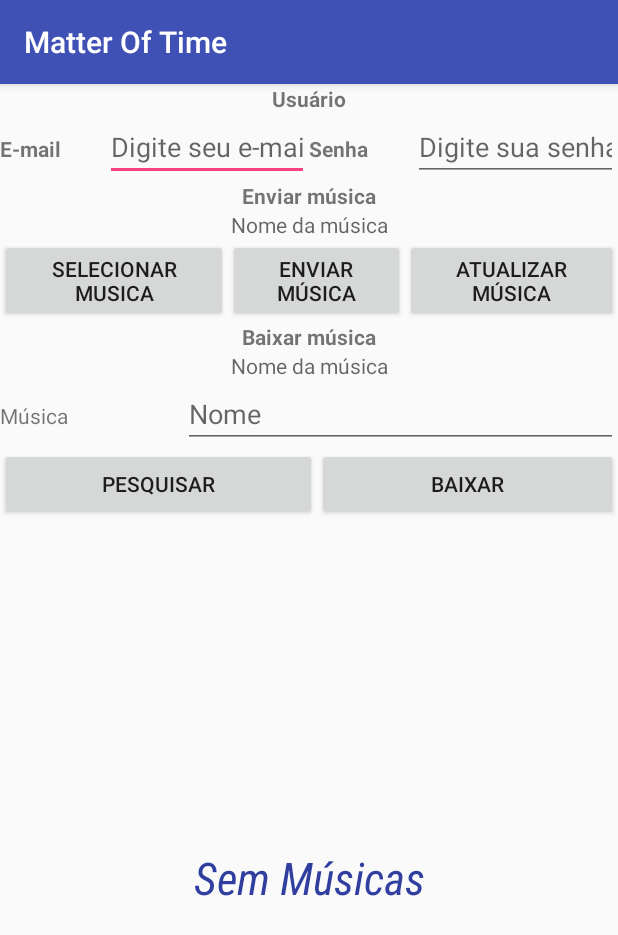
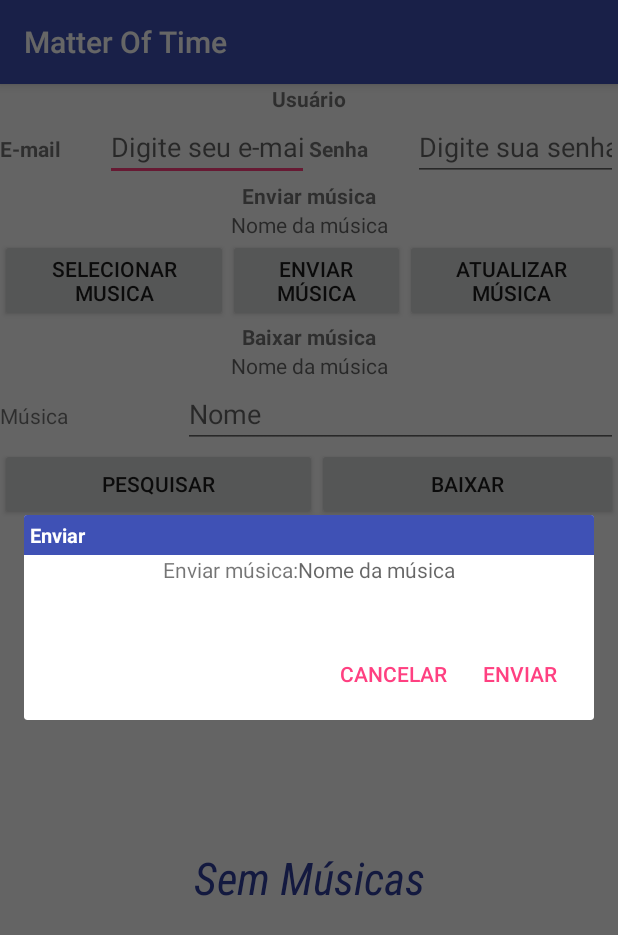
Before and after one commit to deniwerikmartins/Matter_Of_Time, an Android app: the fragment UserAreaFragment shown on its own in the app's theme, after a tap on "ENVIAR MÚSICA", on a phone screen of 412 x 824 dp. Shown: the top 935 px of the screen. Run offline under Robolectric (Android 15) with nearby library versions, the phone set to English and light mode, and no system bars; our stand-ins replace ButterKnife, Dagger/Hilt's generated code; libraries missing offline, so code that uses them is left out: com.squareup.otto, io.realm, io.realm.annotations; 6 statements that could not run were skipped.

Commit message:
criação da area do usuario - completar presenter, fragment, repository, contract e pacote UploadMusic

```diff
--- a/app/build.gradle
+++ b/app/build.gradle
@@ -40,8 +40,8 @@ dependencies {
     compile 'com.google.code.gson:gson:2.6.2'
     compile 'com.android.support:support-v4:25.3.1'
     compile 'com.android.support:recyclerview-v7:25.3.1'
+    compile 'com.squareup:otto:1.3.8'
     testCompile 'junit:junit:4.12'
     annotationProcessor 'com.google.dagger:dagger-compiler:2.9'
     annotationProcessor 'com.jakewharton:butterknife-compiler:8.5.1'
-    compile 'com.squareup:otto:1.3.8'
 }
--- a/app/src/main/java/br/com/matteroftime/core/dagger/AppComponent.java
+++ b/app/src/main/java/br/com/matteroftime/core/dagger/AppComponent.java
@@ -7,6 +7,7 @@ import br.com.matteroftime.ui.addMusic.AddMusicPresenter;
 import br.com.matteroftime.ui.edit.EditPresenter;
 import br.com.matteroftime.ui.play.PlayPresenter;
 import br.com.matteroftime.ui.selectMusic.SelectMusicPresenter;
+import br.com.matteroftime.ui.uploadMusic.UploadMusicPresenter;
 import br.com.matteroftime.ui.userArea.UserAreaPresenter;
 import dagger.Component;
 
@@ -27,4 +28,6 @@ public interface AppComponent {
     void inject(EditPresenter editPresenter);
     void inject(UserAreaPresenter userAreaPresenter);
     void inject(SelectMusicPresenter selectMusicPresenter);
+
+    void inject(UploadMusicPresenter uploadMusicPresenter);
 }
--- a/app/src/main/java/br/com/matteroftime/core/dagger/PersistenceModule.java
+++ b/app/src/main/java/br/com/matteroftime/core/dagger/PersistenceModule.java
@@ -4,9 +4,11 @@ import android.content.Context;
 
 import br.com.matteroftime.data.realm.EditRepository;
 import br.com.matteroftime.data.realm.PlayRepository;
+import br.com.matteroftime.data.realm.UploadMusicRepository;
 import br.com.matteroftime.data.realm.UserAreaRepository;
 import br.com.matteroftime.ui.edit.EditContract;
 import br.com.matteroftime.ui.play.PlayContract;
+import br.com.matteroftime.ui.uploadMusic.UploadMusicContract;
 import br.com.matteroftime.ui.userArea.UserAreaContract;
 import dagger.Module;
 import dagger.Provides;
@@ -31,4 +33,9 @@ public class PersistenceModule {
     public UserAreaContract.Repository providesUserAreaRepository(Context context){
         return new UserAreaRepository();
     }
+
+    @Provides
+    public UploadMusicContract.Repository providesUploadMusicRepository(Context context){
+        return new UploadMusicRepository();
+    }
 }
--- a/app/src/main/java/br/com/matteroftime/data/realm/UserAreaRepository.java
+++ b/app/src/main/java/br/com/matteroftime/data/realm/UserAreaRepository.java
@@ -14,8 +14,6 @@ import io.realm.RealmResults;
  */
 
 public class UserAreaRepository implements UserAreaContract.Repository {
-
-
 
     @Override
     public List<Musica> getAllMusics() {
--- /dev/null
+++ b/app/src/main/java/br/com/matteroftime/ui/uploadMusic/UploadMusicContract.java
@@ -0,0 +1,28 @@
+package br.com.matteroftime.ui.uploadMusic;
+
+import br.com.matteroftime.models.Musica;
+
+/**
+ * Created by RedBlood on 23/04/2017.
+ */
+
+public interface UploadMusicContract {
+
+    interface View{
+
+    }
+
+    interface Action{
+
+        void checkStatus(long id);
+        Musica getMusica(long id);
+
+    }
+
+    interface Repository{
+
+        Musica getMusicById(long id);
+
+
+    }
+}
--- /dev/null
+++ b/app/src/main/java/br/com/matteroftime/ui/uploadMusic/UploadMusicFragment.java
@@ -0,0 +1,134 @@
+package br.com.matteroftime.ui.uploadMusic;
+
+
+import android.app.AlertDialog;
+import android.app.Dialog;
+import android.app.DialogFragment;
+import android.content.DialogInterface;
+import android.content.SharedPreferences;
+import android.os.Bundle;
+import android.preference.PreferenceManager;
+import android.support.v4.app.Fragment;
+import android.view.LayoutInflater;
+import android.view.View;
+import android.view.ViewGroup;
+import android.widget.Button;
+import android.widget.TextView;
+
+import br.com.matteroftime.R;
+import br.com.matteroftime.models.Musica;
+import br.com.matteroftime.ui.userArea.UserAreaFragment;
+import br.com.matteroftime.util.Constants;
+import butterknife.BindView;
+import butterknife.ButterKnife;
+
+/**
+ * A simple {@link Fragment} subclass.
+ */
+public class UploadMusicFragment extends DialogFragment implements UploadMusicContract.View{
+
+
+    private View view;
+    private UploadMusicContract.Action presenter;
+    private Musica musica;
+
+    private SharedPreferences sharedPreferences;
+
+    @BindView(R.id.txtNomeMusicaEnvio) TextView nomeMusicaEnvio;
+
+
+    public UploadMusicFragment() {
+        // Required empty public constructor
+    }
+
+    public static UploadMusicFragment newInstance(long id){
+        UploadMusicFragment fragment = new UploadMusicFragment();
+        if (id > 0){
+            Bundle args = new Bundle();
+            args.putLong(Constants.COLUMN_ID, id);
+            fragment.setArguments(args);
+        }
+        return fragment;
+    }
+
+    @Override
+    public void onCreate(Bundle savedInstanceState) {
+        super.onCreate(savedInstanceState);
+        presenter = new UploadMusicPresenter(this);
+    }
+
+    @Override
+    public Dialog onCreateDialog(Bundle savedInstanceState) {
+        AlertDialog.Builder dialogFragment = new AlertDialog.Builder(getActivity());
+
+        if (savedInstanceState == null) {
+            LayoutInflater inflater = getActivity().getLayoutInflater();
+
+            View rootView = inflater.inflate(R.layout.fragment_upload_music, null);
+            dialogFragment.setView(rootView);
+            ButterKnife.bind(this, rootView);
+
+            if (getArguments() != null && getArguments().containsKey(Constants.COLUMN_ID)) {
+                presenter.checkStatus(getArguments().getLong(Constants.COLUMN_ID));
+            }
+
+            View titleView = inflater.inflate(R.layout.dialog_title, null);
+            TextView titleText = (TextView)titleView.findViewById(R.id.txt_view_dialog_title);
+            titleText.setText(R.string.enviar);
+            dialogFragment.setCustomTitle(titleView);
+
+            dialogFragment.setPositiveButton(R.string.enviar, new DialogInterface.OnClickListener() {
+                @Override
+                public void onClick(DialogInterface dialog, int which) {
+                    dialog.dismiss();
+                }
+            });
+            dialogFragment.setNegativeButton(R.string.cancelar, new DialogInterface.OnClickListener() {
+                @Override
+                public void onClick(DialogInterface dialog, int which) {
+                    dialog.dismiss();
+                }
+            });
+
+        }
+
+        sharedPreferences = PreferenceManager.getDefaultSharedPreferences(getActivity().getBaseContext());
+        SharedPreferences.Editor editor = sharedPreferences.edit();
+        long id = sharedPreferences.getLong(Constants.ID_MUSICA, 0);
+        if (id > 0){
+            musica = presenter.getMusica(id);
+            nomeMusicaEnvio.setText(musica.getNome());
+        }
+
+
+
+        return dialogFragment.create();
+    }
+
+    @Override
+    public void onStart() {
+        super.onStart();
+        AlertDialog d = (AlertDialog)getDialog();
+
+        if (d != null){
+            Button positiveButton = (Button)d.getButton(Dialog.BUTTON_POSITIVE);
+            positiveButton.setOnClickListener(new View.OnClickListener() {
+                @Override
+                public void onClick(View v) {
+                  //pegar no shared preferences e mandar para o banco
+                        dismiss();
+                }
+            });
+
+            Button negativeButton = (Button)d.getButton(DialogInterface.BUTTON_NEGATIVE);
+            negativeButton.setOnClickListener(new View.OnClickListener() {
+                @Override
+                public void onClick(View v) {
+                    musica = null;
+                    dismiss();
+                }
+            });
+        }
+    }
+
+}
--- /dev/null
+++ b/app/src/main/java/br/com/matteroftime/ui/uploadMusic/UploadMusicPresenter.java
@@ -0,0 +1,52 @@
+package br.com.matteroftime.ui.uploadMusic;
+
+import com.squareup.otto.Bus;
+
+import javax.inject.Inject;
+
+import br.com.matteroftime.core.MatterOfTimeApplication;
+import br.com.matteroftime.core.listeners.OnDatabaseOperationCompleteListener;
+import br.com.matteroftime.models.Musica;
+
+/**
+ * Created by RedBlood on 23/04/2017.
+ */
+
+public class UploadMusicPresenter implements UploadMusicContract.Action, OnDatabaseOperationCompleteListener{
+
+    private final UploadMusicContract.View view;
+    private long musicaId = 0;
+    @Inject UploadMusicContract.Repository repository;
+    @Inject Bus bus;
+    private Musica musica;
+
+    public UploadMusicPresenter(UploadMusicContract.View view) {
+        this.view = view;
+        MatterOfTimeApplication.getInstance().getAppComponent().inject(this);
+        bus.register(this);
+    }
+
+    @Override
+    public void checkStatus(long id) {
+        if (id > 0) {
+            if (repository.getMusicById(id) != null){
+                musicaId = id;
+            }
+        }
+    }
+
+    @Override
+    public Musica getMusica(long id) {
+        return repository.getMusicById(id);
+    }
+
+    @Override
+    public void onSQLOperationFailed(String error) {
+
+    }
+
+    @Override
+    public void onSQLOperationSucceded(String message) {
+
+    }
+}
--- a/app/src/main/java/br/com/matteroftime/ui/userArea/UserAreaContract.java
+++ b/app/src/main/java/br/com/matteroftime/ui/userArea/UserAreaContract.java
@@ -22,7 +22,7 @@ public interface UserAreaContract {
         void showMessage(String message);
 
 
-        void recebeMusica(Musica musica);
+
     }
 
     public interface Actions{
@@ -34,7 +34,7 @@ public interface UserAreaContract {
         void enviaMusica(Musica musica);
         void atualizaMusica(Musica musica);
         void deletaMusica(Musica musica);
-        void recebeMusica(Musica musica);
+
     }
 
     public interface Repository{
--- a/app/src/main/java/br/com/matteroftime/ui/userArea/UserAreaFragment.java
+++ b/app/src/main/java/br/com/matteroftime/ui/userArea/UserAreaFragment.java
@@ -3,7 +3,9 @@ package br.com.matteroftime.ui.userArea;
 import android.app.Dialog;
 import android.content.DialogInterface;
 import android.app.DialogFragment;
+import android.content.SharedPreferences;
 import android.os.Bundle;
+import android.preference.PreferenceManager;
 import android.support.design.widget.Snackbar;
 import android.support.v4.app.Fragment;
 import android.support.v7.app.AlertDialog;
@@ -25,6 +27,8 @@ import br.com.matteroftime.R;
 import br.com.matteroftime.core.listeners.OnMusicSelectedListener;
 import br.com.matteroftime.models.Musica;
 import br.com.matteroftime.ui.selectMusic.SelectMusicDialogFragment;
+import br.com.matteroftime.ui.uploadMusic.UploadMusicFragment;
+import br.com.matteroftime.util.Constants;
 import butterknife.BindView;
 import butterknife.ButterKnife;
 import butterknife.OnClick;
@@ -39,7 +43,10 @@ public class UserAreaFragment extends Fragment implements UserAreaContract.View,
     private UserAreaAdapter adapter;
     private UserAreaContract.Actions presenter;
     private SelectMusicDialogFragment selectMusicDialogFragment;
-    private Musica musica;
+    private UploadMusicFragment uploadMusicFragment;
+    private Musica musicaUpload;
+    private Musica musicaDownload;
+
 
     @BindView(R.id.user_area_recycler_view) RecyclerView userAreaRecyclerView;
     @BindView(R.id.edtEmail) EditText email;
@@ -70,7 +77,8 @@ public class UserAreaFragment extends Fragment implements UserAreaContract.View,
                              Bundle savedInstanceState) {
         // Inflate the layout for this fragment
         view = inflater.inflate(R.layout.fragment_user_area, container,false);
-        musica = new Musica();
+        musicaUpload = new Musica();
+        musicaDownload = new Musica();
         ButterKnife.bind(this, view);
         presenter = new UserAreaPresenter(this);
 
@@ -93,8 +101,8 @@ public class UserAreaFragment extends Fragment implements UserAreaContract.View,
 
     @Override
     public void onSelectMusic(Musica musicaSelecionada) {
-        musica = musicaSelecionada;
-        musicaBaixar.setText(musicaSelecionada.getNome());
+        /*musica = musicaSelecionada;
+        musicaBaixar.setText(musicaSelecionada.getNome());*/
     }
 
     @Override
@@ -126,13 +134,7 @@ public class UserAreaFragment extends Fragment implements UserAreaContract.View,
         showToastMessage(message);
     }
 
-    @Override
-    public void recebeMusica(Musica musica) {
-        this.musica = musica;
-        Toast.makeText(getContext(), musica.getNome(), Toast.LENGTH_LONG);
-        musicaEnvio.setText(musica.getNome());
 
-    }
 
     private void showToastMessage(String message) {
         Snackbar.make(view.getRootView(), message, Snackbar.LENGTH_SHORT).show();
@@ -141,14 +143,17 @@ public class UserAreaFragment extends Fragment implements UserAreaContract.View,
     @OnClick(R.id.btnSelecionarMusica)
     public void showSelectMusicDialog(View view){
         selectMusicDialogFragment = SelectMusicDialogFragment.newInstance(0);
+        //selectMusicDialogFragment.dismiss();
         selectMusicDialogFragment.show(getActivity().getFragmentManager(), "Dialog");
-        // musica = ?
+        //selectMusicDialogFragment.getArguments();
+    }
 
-    }
+
 
     @OnClick(R.id.btnEnviarMusica)
     public void enviarMusica(View view){
-
+        uploadMusicFragment = UploadMusicFragment.newInstance(0);
+        uploadMusicFragment.show(getActivity().getFragmentManager(), "Dialog");
     }
 
     @OnClick(R.id.btnAtualizarMusica)
--- a/app/src/main/java/br/com/matteroftime/ui/userArea/UserAreaPresenter.java
+++ b/app/src/main/java/br/com/matteroftime/ui/userArea/UserAreaPresenter.java
@@ -69,11 +69,6 @@ public class UserAreaPresenter implements UserAreaContract.Actions, OnDatabaseOp
     }
 
     @Override
-    public void recebeMusica(Musica musica) {
-        view.recebeMusica(musica);
-    }
-
-    @Override
     public void atualizaMusica(Musica musica) {
         repository.atualizaMusica(musica,this);
     }
--- a/app/src/main/java/br/com/matteroftime/util/Constants.java
+++ b/app/src/main/java/br/com/matteroftime/util/Constants.java
@@ -8,4 +8,5 @@ public class Constants {
 
     //Create constants for column names of Customer Table
     public final static String COLUMN_ID = "_id";
+    public static String ID_MUSICA = "id_musica";
 }
--- /dev/null
+++ b/app/src/main/res/layout/fragment_upload_music.xml
@@ -0,0 +1,26 @@
+<RelativeLayout xmlns:android="http://schemas.android.com/apk/res/android"
+    xmlns:tools="http://schemas.android.com/tools"
+    android:layout_width="match_parent"
+    android:layout_height="match_parent"
+    tools:context="br.com.matteroftime.ui.uploadMusic.UploadMusicFragment">
+
+    <LinearLayout
+        android:layout_width="match_parent"
+        android:layout_height="wrap_content"
+        android:orientation="horizontal">
+
+        <TextView
+            android:layout_width="wrap_content"
+            android:layout_height="wrap_content"
+            android:layout_weight="1"
+            android:gravity="end"
+            android:text="@string/enviando_musica" />
+
+        <TextView
+            android:id="@+id/txtNomeMusicaEnvio"
+            android:layout_width="wrap_content"
+            android:layout_height="wrap_content"
+            android:layout_weight="1"
+            android:hint="@string/nomedamusica" />
+    </LinearLayout>
+</RelativeLayout>
--- a/app/src/main/res/values/strings.xml
+++ b/app/src/main/res/values/strings.xml
@@ -1,6 +1,6 @@
 <resources>
-    <string name="app_name" untranslatable="false" translatable="false">Matter Of Time</string>
-    <string name="action_settings" untranslatable="false" translatable="false">Settings</string>
+    <string name="app_name" translatable="false" untranslatable="false">Matter Of Time</string>
+    <string name="action_settings" translatable="false" untranslatable="false">Settings</string>
 
     <!-- TODO: Remove or change this placeholder text -->
     <string name="hello_blank_fragment">Hello blank fragment</string>
@@ -47,10 +47,13 @@
     <string name="digite_senha">Digite sua senha</string>
     <string name="enviar_musica">Enviar música</string>
     <string name="selecionar_musica">Selecionar Musica</string>
-    <string name="baixar_musica" >Baixar música</string>
+    <string name="baixar_musica">Baixar música</string>
     <string name="musica">Música</string>
     <string name="baixar">Baixar</string>
     <string name="nome">Nome</string>
     <string name="atualizar_musica">Atualizar música</string>
     <string name="pesquisar">Pesquisar</string>
+    <string name="enviando_musica">Enviar música:</string>
+    <string name="enviar">Enviar</string>
+    <string name="cancelar">Cancelar</string>
 </resources>
```
Also changed, not shown: app/src/main/java/br/com/matteroftime/data/realm/UploadMusicRepository.java (added, +22 -0 lines), app/src/main/java/br/com/matteroftime/ui/edit/EditFragment.java (+8 -2 lines), app/src/main/java/br/com/matteroftime/ui/selectMusic/SelectMusicDialogFragment.java (+13 -0 lines). Lines whose indentation alone changed are shown as unchanged.
